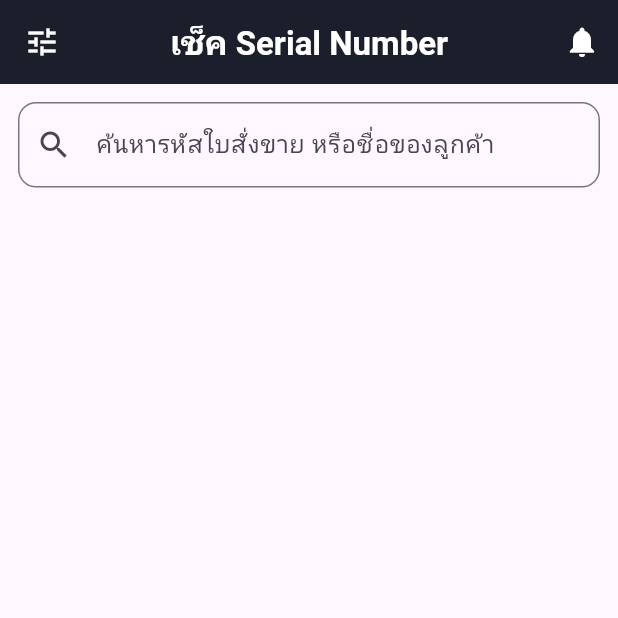
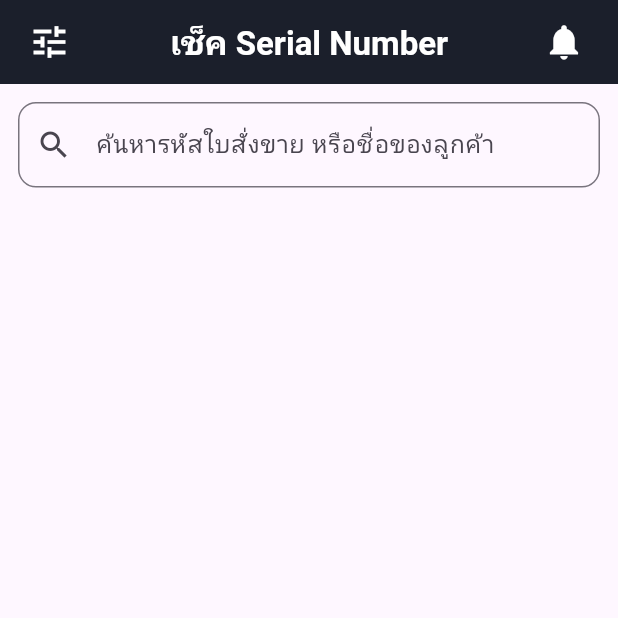
Before and after one commit to Itthxphon/flutter_application_1, a Flutter app: the MainNavigationScreen screen opened directly, on a phone screen of 412 x 824 dp, the top half of it. Run offline on Flutter 3.47's test engine with Material 3 defaults, Android fonts, the phone set to English and light mode, and no system bars; our stand-ins replace shared_preferences, visibility_detector; missing offline and left inert: flutter_barcode_listener; accounts and stored records are empty; network calls fail.

Commit message:
ปรับแค่กระดิ่งให้สวย

```diff
--- a/lib/widgets/navigation.dart
+++ b/lib/widgets/navigation.dart
@@ -128,10 +128,15 @@ class _MainNavigationScreenState extends State<MainNavigationScreen> {
               ? AppBar(
                 backgroundColor: const Color(0xFF1B1F2B),
                 foregroundColor: Colors.white,
-                leading: IconButton(
-                  icon: const Icon(Icons.tune),
+                leading: Padding(
+                  padding: const EdgeInsets.only(
+                    left: 10,
+                  ), // 👈 ห่างจากซ้ายเล็กน้อย
+                  child: IconButton(
+                    icon: const Icon(Icons.tune, size: 28), // ✅ ขนาดใหญ่ขึ้น
                     tooltip: 'กรองตามสีวันจัดส่ง',
                     onPressed: _showColorFilterMenu,
+                  ),
                 ),
                 title: const Text(
                   'เช็ค Serial Number',
@@ -139,10 +144,15 @@ class _MainNavigationScreenState extends State<MainNavigationScreen> {
                 ),
                 centerTitle: true,
                 actions: [
-                  Stack(
+                  Padding(
+                    padding: const EdgeInsets.only(
+                      right: 12,
+                    ), // ห่างจากขวาหน่อย
+                    child: Stack(
+                      clipBehavior: Clip.none,
                       children: [
                         IconButton(
-                        icon: const Icon(Icons.notifications),
+                          icon: const Icon(Icons.notifications, size: 28),
                           tooltip: 'งานวันนี้ที่ยังไม่ทำ',
                           onPressed: () {
                             ScaffoldMessenger.of(context).showSnackBar(
@@ -157,16 +167,15 @@ class _MainNavigationScreenState extends State<MainNavigationScreen> {
                             top: 6,
                             right: 6,
                             child: Container(
-                            padding: const EdgeInsets.symmetric(
-                              horizontal: 6,
-                              vertical: 2,
-                            ),
-                            decoration: BoxDecoration(
+                              width: 20,
+                              height: 20,
+                              alignment: Alignment.center,
+                              decoration: const BoxDecoration(
                                 color: Colors.red,
-                              borderRadius: BorderRadius.circular(10),
+                                shape: BoxShape.circle,
                               ),
                               child: Text(
-                              '$_pendingCount',
+                                _pendingCount > 99 ? '99+' : '$_pendingCount',
                                 style: const TextStyle(
                                   color: Colors.white,
                                   fontSize: 10,
@@ -177,9 +186,11 @@ class _MainNavigationScreenState extends State<MainNavigationScreen> {
                           ),
                       ],
                     ),
+                  ),
                 ],
               )
               : null,
+
       body: IndexedStack(
         index: _currentIndex,
         children: [
```
Lines whose indentation alone changed are shown as unchanged.
